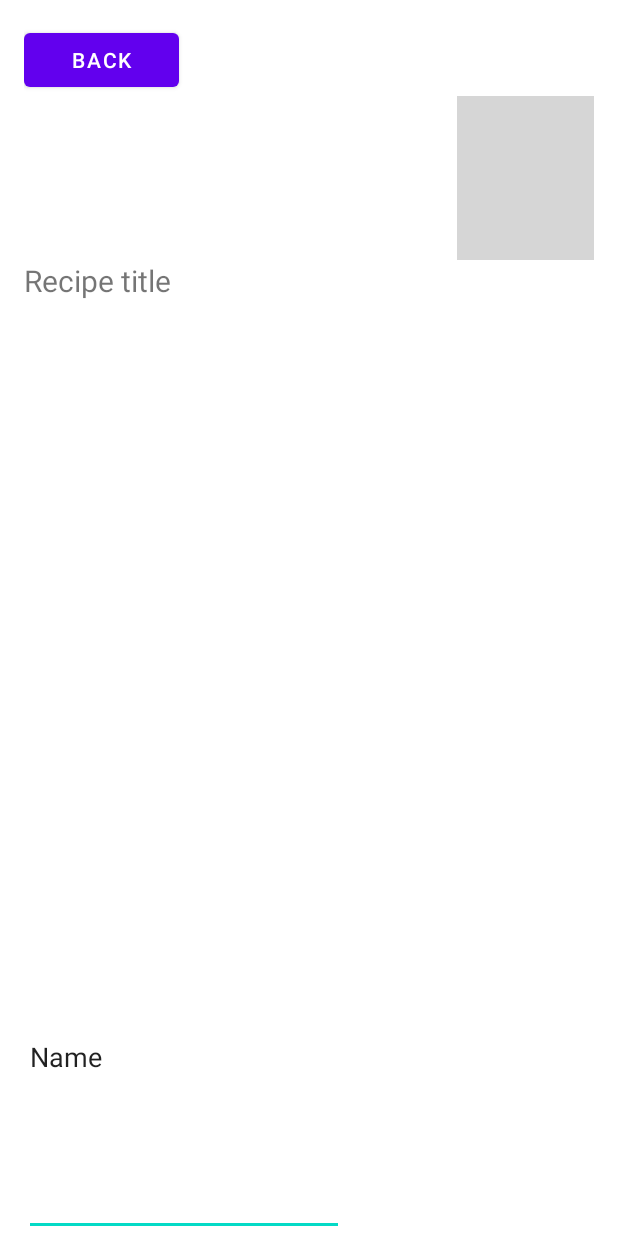
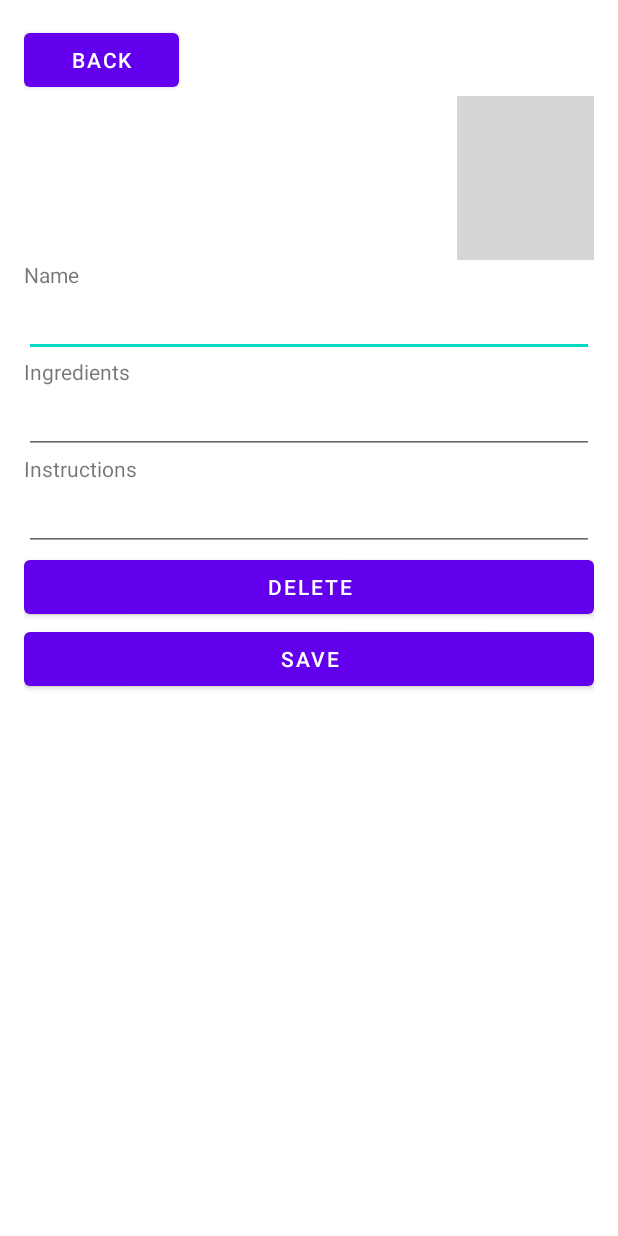
Before and after one commit to Birkbeck/mobile-computing-project-Ebbsfleet, an Android app: the layout activity_crud.xml on its own in the app's theme, with its tools: preview values and no code run, on a phone screen of 412 x 824 dp. Run offline under Robolectric (Android 15) with nearby library versions, the phone set to English and light mode, and no system bars; grey boxes are pictures that could not be loaded.

Commit message:
Minor fixes

```diff
--- a/app/src/main/res/layout/activity_crud.xml
+++ b/app/src/main/res/layout/activity_crud.xml
@@ -31,26 +31,57 @@
             tools:srcCompat="@tools:sample/avatars" />
 
         <TextView
-            android:id="@+id/textView4"
+            android:id="@+id/textView5"
             android:layout_width="match_parent"
             android:layout_height="wrap_content"
-            android:layout_weight="1"
-            android:text="Recipe title"
-            android:textSize="20sp" />
-
-        <Space
-            android:layout_width="wrap_content"
-            android:layout_height="wrap_content"
-            android:layout_weight="1" />
+            android:text="Name" />
 
         <EditText
-            android:id="@+id/editTextText"
-            android:layout_width="wrap_content"
+            android:id="@+id/editTextText2"
+            android:layout_width="match_parent"
             android:layout_height="wrap_content"
-            android:layout_weight="1"
             android:ems="10"
-            android:inputType="text"
-            android:text="Name" />
+            android:inputType="text" />
+
+        <TextView
+            android:id="@+id/textView6"
+            android:layout_width="match_parent"
+            android:layout_height="wrap_content"
+            android:text="Ingredients" />
+
+        <EditText
+            android:id="@+id/editTextTextMultiLine"
+            android:layout_width="match_parent"
+            android:layout_height="wrap_content"
+            android:ems="10"
+            android:gravity="start|top"
+            android:inputType="textMultiLine" />
+
+        <TextView
+            android:id="@+id/textView7"
+            android:layout_width="match_parent"
+            android:layout_height="wrap_content"
+            android:text="Instructions" />
+
+        <EditText
+            android:id="@+id/editTextTextMultiLine2"
+            android:layout_width="match_parent"
+            android:layout_height="wrap_content"
+            android:ems="10"
+            android:gravity="start|top"
+            android:inputType="textMultiLine" />
+
+        <Button
+            android:id="@+id/button3"
+            android:layout_width="match_parent"
+            android:layout_height="wrap_content"
+            android:text="Delete" />
+
+        <Button
+            android:id="@+id/button4"
+            android:layout_width="match_parent"
+            android:layout_height="wrap_content"
+            android:text="Save" />
 
     </LinearLayout>
 </androidx.constraintlayout.widget.ConstraintLayout>
```
